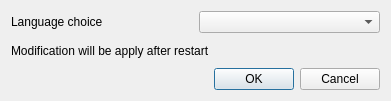
This is src/ui/reoslanguageselectionwidget.ui in vcloarec/ReosProject as Qt 5 draws it before an edit. The edited form follows.
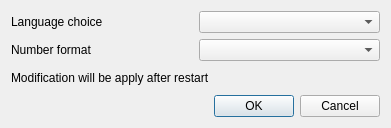
This is the edited form.

Commit message: fix double format locale

```diff
--- a/src/ui/reoslanguageselectionwidget.ui
+++ b/src/ui/reoslanguageselectionwidget.ui
@@ -7,18 +7,14 @@
     <x>0</x>
     <y>0</y>
     <width>391</width>
-    <height>101</height>
+    <height>128</height>
    </rect>
   </property>
   <property name="windowTitle">
    <string>Language</string>
   </property>
-  <layout class="QVBoxLayout" name="verticalLayout_2">
-   <item>
-    <layout class="QVBoxLayout" name="verticalLayout">
-     <item>
-      <layout class="QHBoxLayout" name="horizontalLayout">
-       <item>
+  <layout class="QGridLayout" name="gridLayout">
+   <item row="0" column="0">
         <widget class="QLabel" name="label">
          <property name="sizePolicy">
           <sizepolicy hsizetype="Preferred" vsizetype="Preferred">
@@ -31,8 +27,8 @@
          </property>
         </widget>
        </item>
-       <item>
-        <widget class="QComboBox" name="comboBox">
+   <item row="0" column="1">
+    <widget class="QComboBox" name="comboBoxLanguage">
          <property name="sizePolicy">
           <sizepolicy hsizetype="Preferred" vsizetype="Fixed">
            <horstretch>0</horstretch>
@@ -41,16 +37,21 @@
          </property>
         </widget>
        </item>
-      </layout>
-     </item>
-     <item>
+   <item row="1" column="0">
+    <widget class="QLabel" name="label_3">
+     <property name="text">
+      <string>Number format</string>
+     </property>
+    </widget>
+   </item>
+   <item row="2" column="0" colspan="2">
       <widget class="QLabel" name="label_2">
        <property name="text">
         <string>Modification will be apply after restart</string>
        </property>
       </widget>
      </item>
-     <item>
+   <item row="3" column="0" colspan="2">
       <widget class="QDialogButtonBox" name="buttonBox">
        <property name="orientation">
         <enum>Qt::Horizontal</enum>
@@ -60,7 +61,8 @@
        </property>
       </widget>
      </item>
-    </layout>
+   <item row="1" column="1">
+    <widget class="QComboBox" name="comboBoxNumberFormat"/>
    </item>
   </layout>
  </widget>
```
Lines whose indentation alone changed are shown as unchanged. The commit also changes 18 other files.
